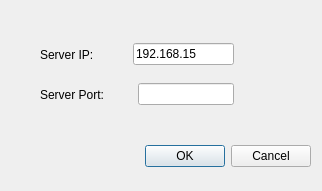
Edewin/Gauge_Browser, file testBrowser/preferences.ui: the form before one commit.
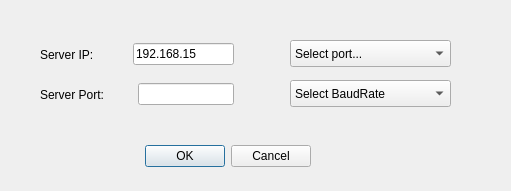
The form after the commit.

Commit message: started to work at serial port

Patch:
```diff
--- a/testBrowser/preferences.ui
+++ b/testBrowser/preferences.ui
@@ -6,7 +6,7 @@
    <rect>
     <x>0</x>
     <y>0</y>
-    <width>322</width>
+    <width>511</width>
     <height>191</height>
    </rect>
   </property>
@@ -110,6 +110,46 @@
     </item>
    </layout>
   </widget>
+  <widget class="QComboBox" name="comboBox">
+   <property name="geometry">
+    <rect>
+     <x>290</x>
+     <y>40</y>
+     <width>161</width>
+     <height>27</height>
+    </rect>
+   </property>
+   <item>
+    <property name="text">
+     <string>Select port...</string>
+    </property>
+   </item>
+  </widget>
+  <widget class="QComboBox" name="comboBox_2">
+   <property name="geometry">
+    <rect>
+     <x>290</x>
+     <y>80</y>
+     <width>161</width>
+     <height>27</height>
+    </rect>
+   </property>
+   <item>
+    <property name="text">
+     <string>Select BaudRate</string>
+    </property>
+   </item>
+   <item>
+    <property name="text">
+     <string>9600</string>
+    </property>
+   </item>
+   <item>
+    <property name="text">
+     <string>115200</string>
+    </property>
+   </item>
+  </widget>
  </widget>
  <tabstops>
   <tabstop>lineEdit</tabstop>
```
Left out of the diff: 2 changed lines with no effect on the pictures. The commit also changes 6 other files.
